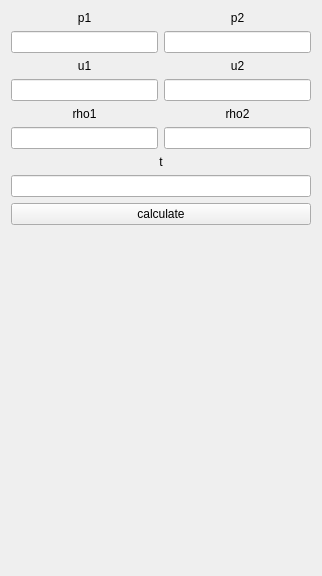
This is untitled.ui in verbolll/RiemannSolver as Qt 5 draws it before an edit. The edited form follows.
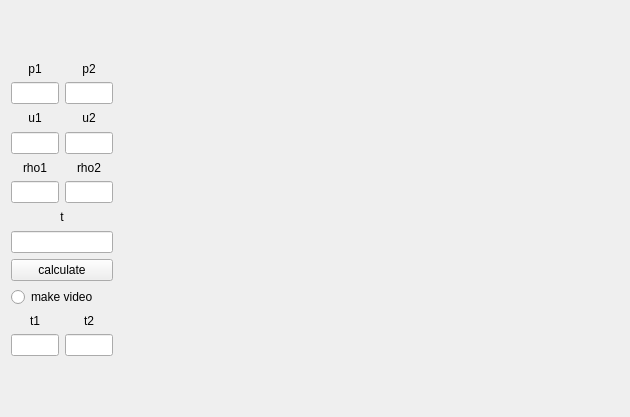
This is the edited form.

```diff
--- a/untitled.ui
+++ b/untitled.ui
@@ -6,14 +6,19 @@
    <rect>
     <x>0</x>
     <y>0</y>
-    <width>318</width>
-    <height>576</height>
+    <width>630</width>
+    <height>416</height>
    </rect>
   </property>
   <property name="windowTitle">
    <string>Riemann</string>
   </property>
-  <layout class="QVBoxLayout" name="verticalLayout_8">
+  <layout class="QHBoxLayout" name="horizontalLayout_5">
+   <item>
+    <layout class="QVBoxLayout" name="verticalLayout_11">
+     <item>
+      <widget class="QWidget" name="widget" native="true"/>
+     </item>
    <item>
     <layout class="QHBoxLayout" name="horizontalLayout">
      <item>
@@ -166,6 +171,9 @@
      </item>
      <item>
       <widget class="QLineEdit" name="t_edt">
+         <property name="enabled">
+          <bool>true</bool>
+         </property>
        <property name="alignment">
         <set>Qt::AlignmentFlag::AlignCenter</set>
        </property>
@@ -181,11 +189,71 @@
     </widget>
    </item>
    <item>
+      <widget class="QRadioButton" name="radioButton">
+       <property name="text">
+        <string>make video</string>
+       </property>
+      </widget>
+     </item>
+     <item>
+      <layout class="QHBoxLayout" name="horizontalLayout_4">
+       <item>
+        <layout class="QVBoxLayout" name="verticalLayout_8">
+         <item>
+          <widget class="QLabel" name="t1_lab">
+           <property name="text">
+            <string>t1</string>
+           </property>
+           <property name="alignment">
+            <set>Qt::AlignmentFlag::AlignCenter</set>
+           </property>
+          </widget>
+         </item>
+         <item>
+          <widget class="QLineEdit" name="t1_edt">
+           <property name="alignment">
+            <set>Qt::AlignmentFlag::AlignCenter</set>
+           </property>
+          </widget>
+         </item>
+        </layout>
+       </item>
+       <item>
+        <layout class="QVBoxLayout" name="verticalLayout_9">
+         <item>
+          <widget class="QLabel" name="t2_lab">
+           <property name="text">
+            <string>t2</string>
+           </property>
+           <property name="alignment">
+            <set>Qt::AlignmentFlag::AlignCenter</set>
+           </property>
+          </widget>
+         </item>
+         <item>
+          <widget class="QLineEdit" name="t2_edt">
+           <property name="alignment">
+            <set>Qt::AlignmentFlag::AlignCenter</set>
+           </property>
+          </widget>
+         </item>
+        </layout>
+       </item>
+      </layout>
+     </item>
+     <item>
+      <widget class="QWidget" name="widget_2" native="true"/>
+     </item>
+    </layout>
+   </item>
+   <item>
+    <layout class="QVBoxLayout" name="verticalLayout_10">
+     <item>
     <widget class="QLabel" name="pic_lab">
      <property name="minimumSize">
       <size>
-       <width>300</width>
-       <height>300</height>
+         <width>500</width>
+         <height>375</height>
       </size>
      </property>
      <property name="text">
@@ -205,6 +273,8 @@
       <set>Qt::AlignmentFlag::AlignCenter</set>
      </property>
     </widget>
+     </item>
+    </layout>
    </item>
   </layout>
  </widget>
```
Lines whose indentation alone changed are shown as unchanged.
